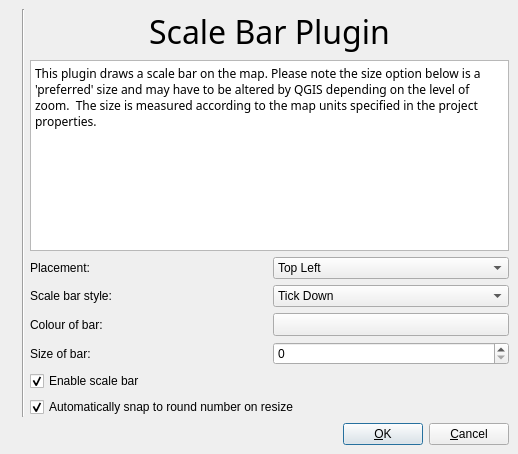
Old version of the form src/plugins/scale_bar/pluginguibase.ui in the repository qgis/QGIS.
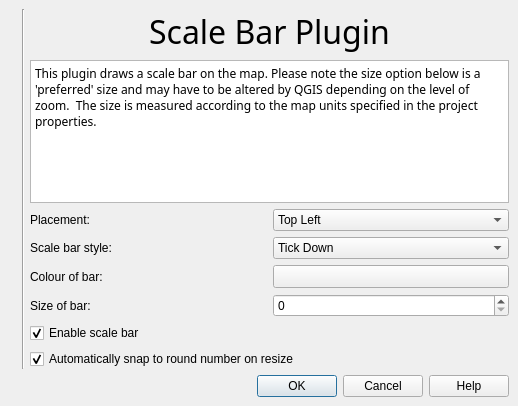
New version of the form. Icons and pictures are not drawn. Custom widgets are drawn as their Qt base class.

Commit message: Convert dialogs to Qt 4.2 StandardButton API. Also fix memory leaks by using the delete operator or Qt::WA_DeleteOnClose along with accept or reject rather then deprecated Qt3 routines. Also eliminate compiler warnings.

Patch:
```diff
--- a/src/plugins/scale_bar/pluginguibase.ui
+++ b/src/plugins/scale_bar/pluginguibase.ui
@@ -6,7 +6,7 @@
     <x>0</x>
     <y>0</y>
     <width>518</width>
-    <height>454</height>
+    <height>406</height>
    </rect>
   </property>
   <property name="windowTitle" >
@@ -22,58 +22,6 @@
    <property name="spacing" >
     <number>6</number>
    </property>
-   <item row="3" column="0" colspan="3" >
-    <layout class="QHBoxLayout" >
-     <property name="margin" >
-      <number>0</number>
-     </property>
-     <property name="spacing" >
-      <number>6</number>
-     </property>
-     <item>
-      <spacer>
-       <property name="orientation" >
-        <enum>Qt::Horizontal</enum>
-       </property>
-       <property name="sizeType" >
-        <enum>QSizePolicy::Expanding</enum>
-       </property>
-       <property name="sizeHint" >
-        <size>
-         <width>513</width>
-         <height>21</height>
-        </size>
-       </property>
-      </spacer>
-     </item>
-     <item>
-      <widget class="QPushButton" name="pbnOK" >
-       <property name="maximumSize" >
-        <size>
-         <width>32767</width>
-         <height>32767</height>
-        </size>
-       </property>
-       <property name="text" >
-        <string>&amp;OK</string>
-       </property>
-       <property name="shortcut" >
-        <string>Alt+O</string>
-       </property>
-      </widget>
-     </item>
-     <item>
-      <widget class="QPushButton" name="pbnCancel" >
-       <property name="text" >
-        <string>&amp;Cancel</string>
-       </property>
-       <property name="shortcut" >
-        <string>Alt+C</string>
-       </property>
-      </widget>
-     </item>
-    </layout>
-   </item>
    <item rowspan="3" row="0" column="1" >
     <widget class="Line" name="line1" >
      <property name="maximumSize" >
@@ -356,6 +304,16 @@
      </property>
     </widget>
    </item>
+   <item row="3" column="0" colspan="3" >
+    <widget class="QDialogButtonBox" name="buttonBox" >
+     <property name="orientation" >
+      <enum>Qt::Horizontal</enum>
+     </property>
+     <property name="standardButtons" >
+      <set>QDialogButtonBox::Cancel|QDialogButtonBox::Help|QDialogButtonBox::NoButton|QDialogButtonBox::Ok</set>
+     </property>
+    </widget>
+   </item>
   </layout>
  </widget>
  <layoutdefault spacing="6" margin="11" />
```
The commit also changes 48 other files.
